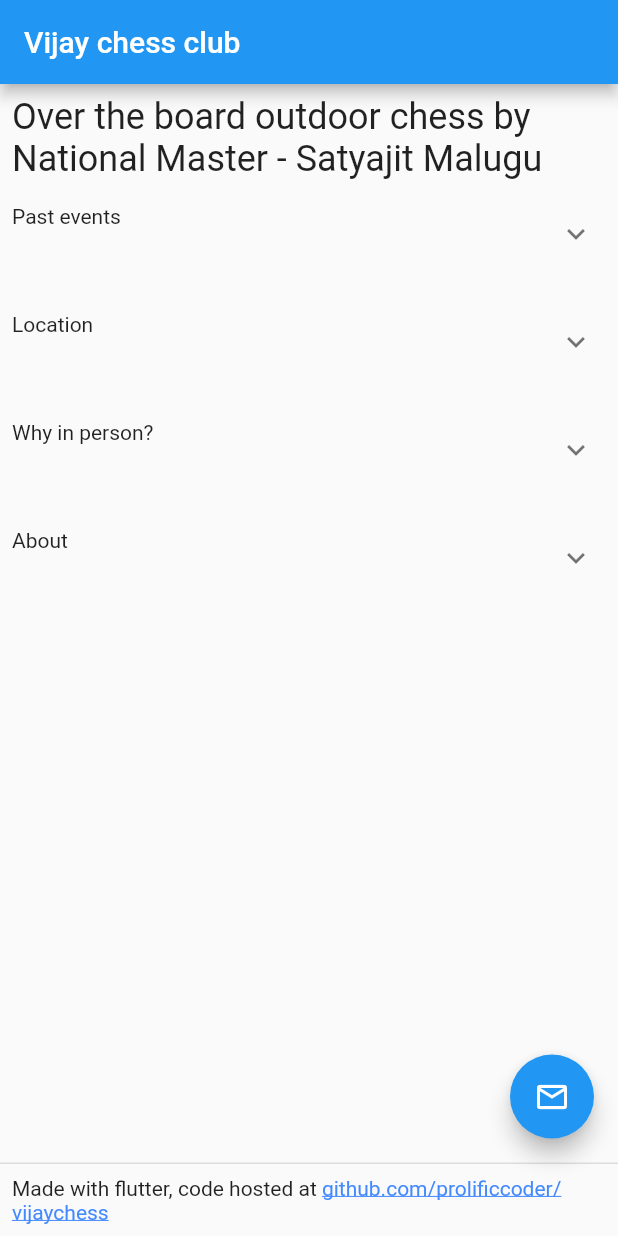
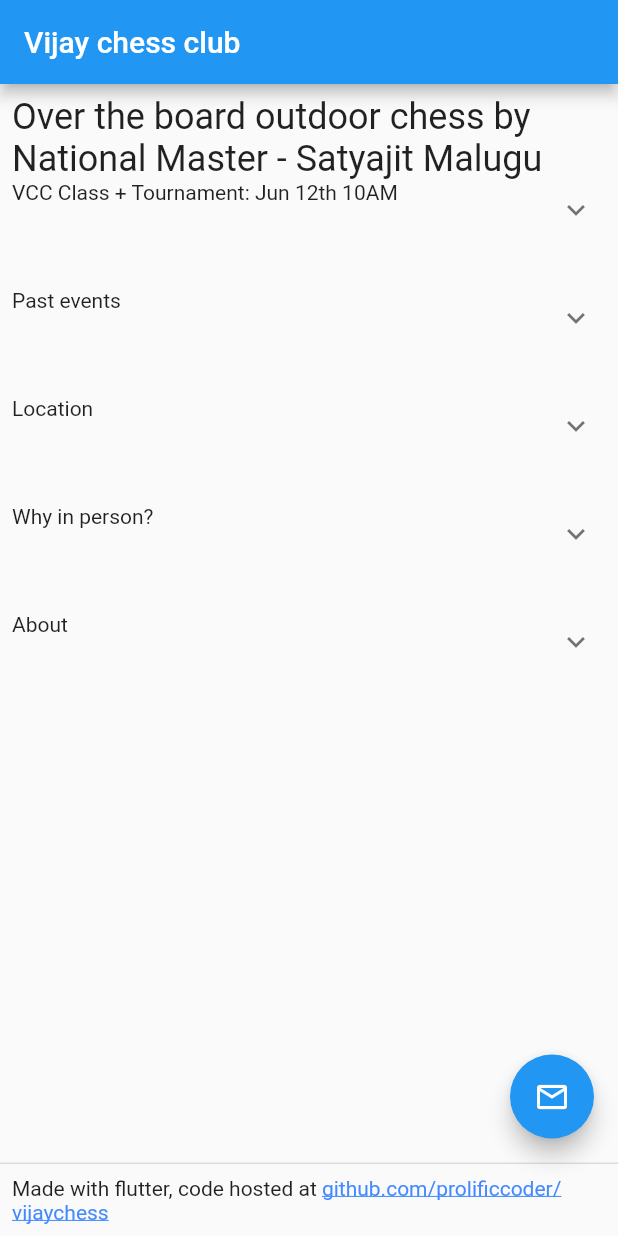
Before and after one commit to prolificcoder/vijaychess, a Flutter app: the screen it shows after launch, on a phone screen of 412 x 824 dp. Run offline on Flutter 3.47's test engine with Material 2 defaults, Android fonts, the phone set to English and light mode, and no system bars; drawn by our look-alikes of expandable, flutter_linkify; missing offline and left inert: mailto.

Commit message:
new event

```diff
--- a/lib/main.dart
+++ b/lib/main.dart
@@ -67,6 +67,19 @@ Rating:
                   'Over the board outdoor chess by National Master - Satyajit Malugu',
                   style: Theme.of(context).textTheme.headline5,
                 ),
+                ExpandablePanel(
+                  header: Text('VCC Class + Tournament: Jun 12th 10AM'),
+                  collapsed: Text(''),
+                  expanded: Text(
+                      '''Over the board class, some pizza and rated tournament
+Class starts at 10AM sharp. Then there will be break and we start the tournament at about 11. Pizza will be served as lunch.
+Masks are required for class time.
+Class will be focused on opening principles and exploitation of opening mistakes.
+Tournament Game 25 + 5 sec increment. Mini swiss/Quad 3 round event. Real pieces, real clock, real notation.
+If you would like class only or tournament only for a lower price, that's an option too.
+
+\$50 entry fee. Prize fund 50% of entree fees. Special prize for notation accuracy.'''),
+                ),
                 SizedBox(height: 16),
                 ExpandablePanel(
                   header: Text('Past events'),
@@ -81,11 +94,9 @@ Rating:
 Class starts at 2PM sharp and should be finished by 3. There will be break for about 15 mins and then we start the tournament. Wrap up around 6PM.
 Masks are required for the entire duration.
 Class will cover basic over the board rules including notation and tactics on f7.
-Game 25 + 5 sec increment. Mini swiss 3 round event. Real pieces, real clock, real notation.
+Game 25 + 5 sec increment. Quad 3 round event. Real pieces, real clock, real notation.
 If you would like class only or tournament only for a lower price, that's an option too.
 \$50 entry fee. Prize fund 50% of entree fees. Special prize for notation accuracy.
-
-Ratings cross table: http://chess.ratingsnw.com/report20-21/VijayChessClubMemDay.html
 ''',
                       ),
                       Expanded(
@@ -93,8 +104,12 @@ Ratings cross table: http://chess.ratingsnw.com/report20-21/VijayChessClubMemDay
                         'images/VCC-kickoff-class.jpg',
                         height: 300,
                         width: 300,
-                      ))
+                      )),
                     ]),
+                    Linkify(
+                      text:
+                          'Ratings cross table posted at: http://chess.ratingsnw.com/report20-21/VijayChessClubMemDay.html',
+                    ),
                   ]),
                 ),
                 SizedBox(height: 16),
```
